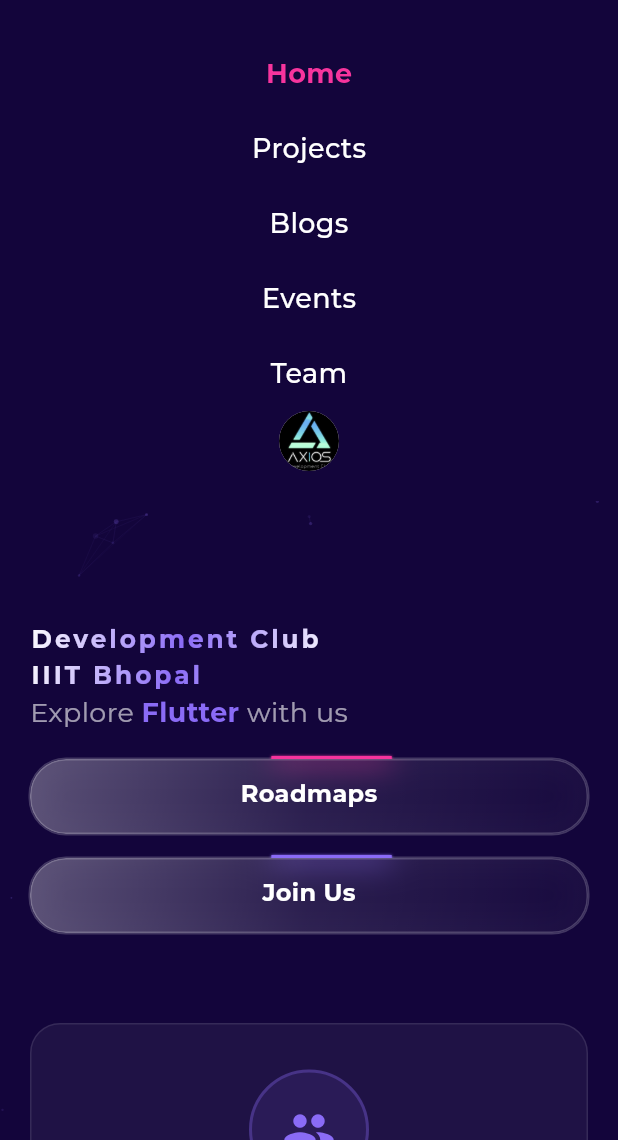
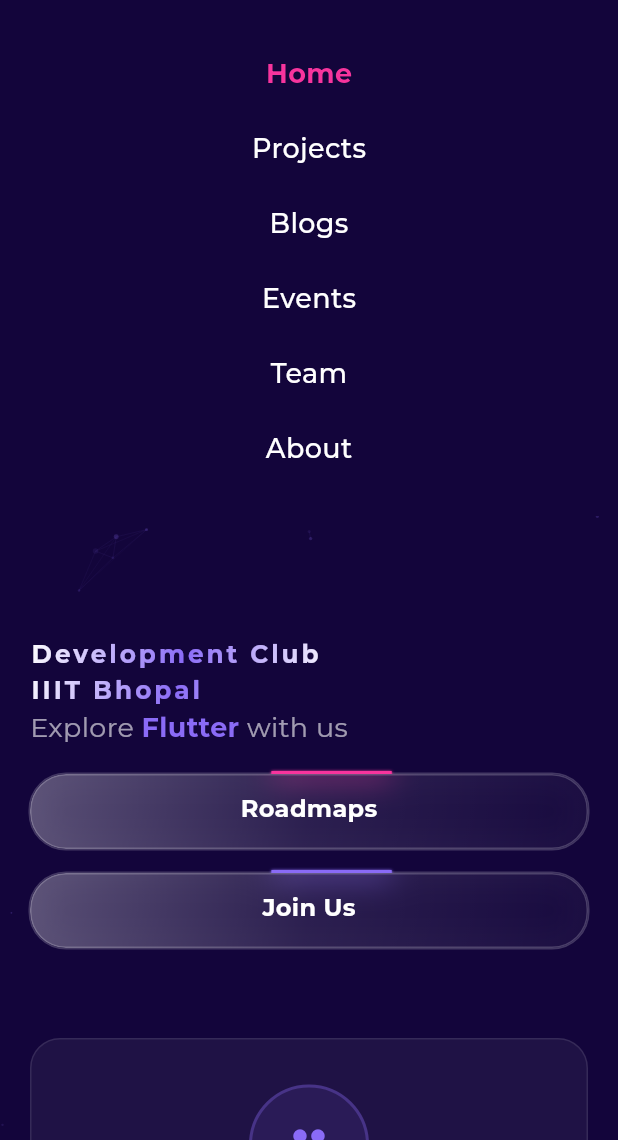
Before and after one commit to ezsarthak/axios_website, a Flutter app: the screen it shows after launch, after a tap on the "menu" icon, on a phone screen of 412 x 824 dp, the part 96-1236 px from its top. Run offline on Flutter 3.47's test engine with Material 3 defaults, Android fonts, the phone set to English and light mode, and no system bars; drawn by our look-alikes of animated_text_kit, entry; our stand-ins replace cached_network_image, carousel_slider, flutter_animate, font_awesome_flutter, lottie; network calls fail; project files that could hold a hidden picture were left out.

Commit message:
About Screen

```diff
--- a/lib/main.dart
+++ b/lib/main.dart
@@ -50,6 +50,7 @@ class _NavigationState extends State<Navigation> {
     BlogsScreen(),
     EventsScreen(),
     TeamScreen(),
+    AboutScreen(),
   ];
   int currIndex = 0;
 
--- a/lib/widgets/navigation_bar.dart
+++ b/lib/widgets/navigation_bar.dart
@@ -105,15 +105,16 @@ class _ResponsiveNavBarState extends State<ResponsiveNavBar> {
         SizedBox(width: 32),
         _buildNavItem("Team", 4),
         SizedBox(width: 32),
-        GestureDetector(
-          onTap: () {
-            Navigator.restorablePushNamed(context, "about");
-          },
-          child: CircleAvatar(
-            radius: 28,
-            foregroundImage: AssetImage("assets/image.png"),
-          ),
-        ),
+        // GestureDetector(
+        //   onTap: () {
+        //     Navigator.restorablePushNamed(context, "about");
+        //   },
+        //   child: CircleAvatar(
+        //     radius: 28,
+        //     foregroundImage: AssetImage("assets/image.png"),
+        //   ),
+        // ),
+        _buildNavItem("About", 5),
       ],
     );
   }
@@ -157,15 +158,7 @@ class _ResponsiveNavBarState extends State<ResponsiveNavBar> {
                 _buildMobileNavItem("Blogs", 2),
                 _buildMobileNavItem("Events", 3),
                 _buildMobileNavItem("Team", 4),
-                GestureDetector(
-                  onTap: () {
-                    Navigator.restorablePushNamed(context, "about");
-                  },
-                  child: CircleAvatar(
-                    radius: 20,
-                    foregroundImage: AssetImage("assets/image.png"),
-                  ),
-                ),
+                _buildMobileNavItem("About", 5),
               ],
             ),
           ),
```
